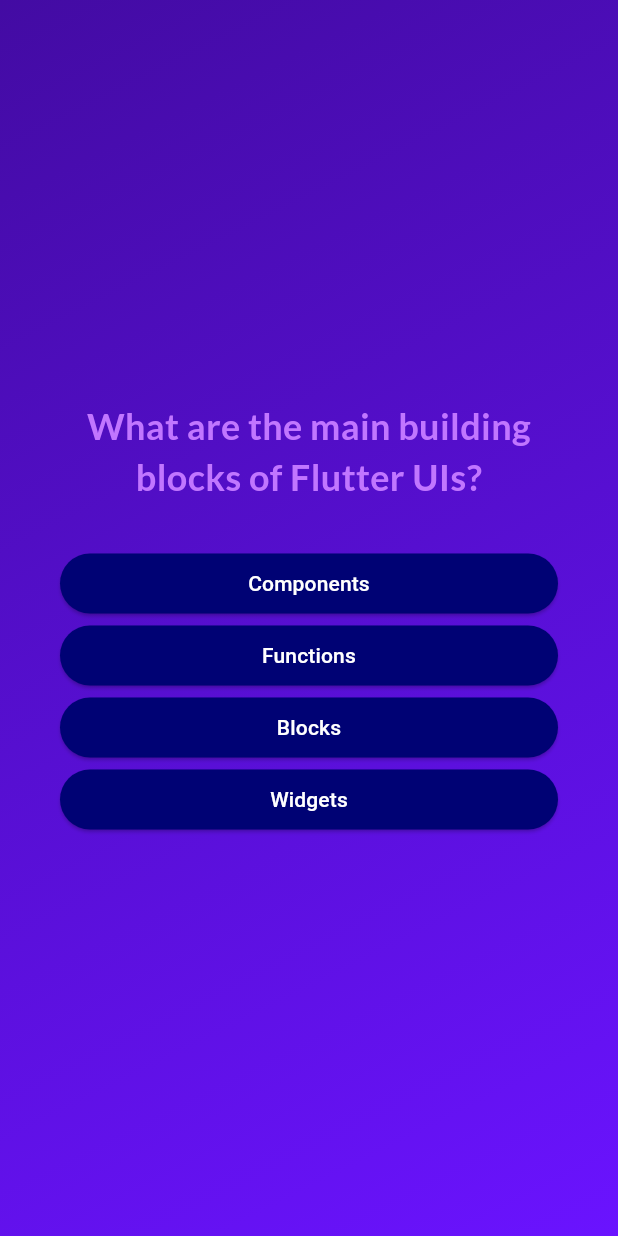
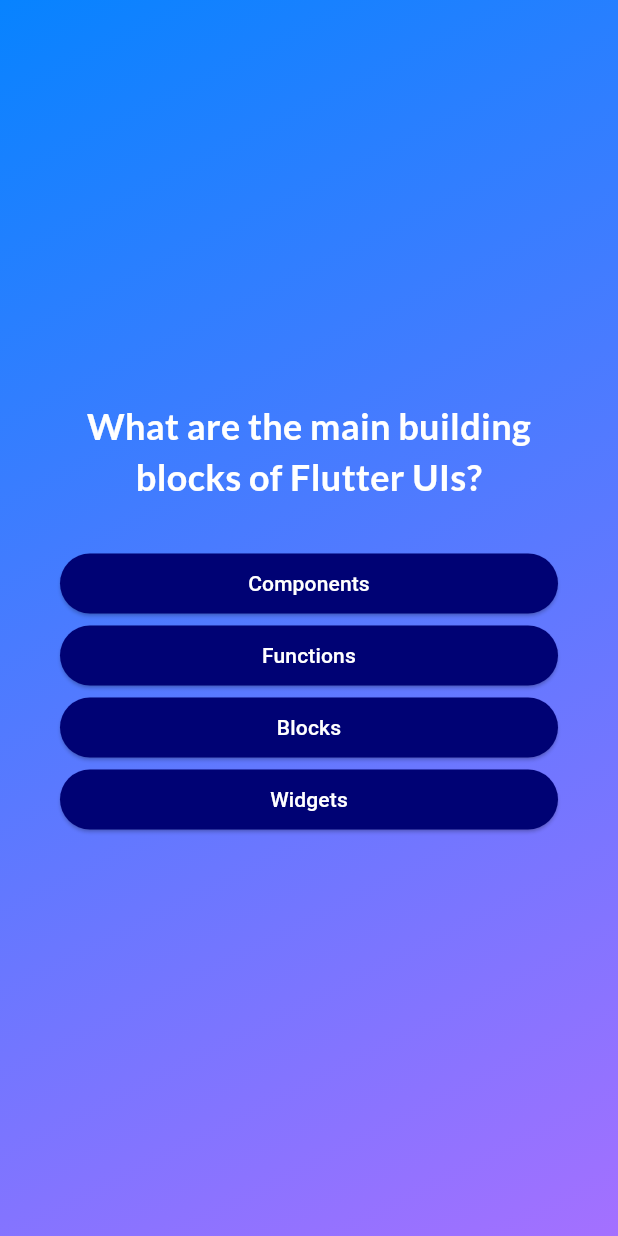
Before and after one commit to Mrhaneul/CSC322-Quiz_App_Upgrade, a Flutter app: the screen it shows after launch, after a tap on "Start Quiz", on a phone screen of 412 x 824 dp. Run offline on Flutter 3.47's test engine with Material 3 defaults, Android fonts, the phone set to English and light mode, and no system bars; our stand-ins replace google_fonts.

Commit message:
First modification commit - Quiz App

```diff
--- a/lib/question_screen.dart
+++ b/lib/question_screen.dart
@@ -22,7 +22,9 @@ class _QuestionsScreenState extends State<QuestionsScreen> {
 
   // Receive the answer the user picked and forward it to the parent via the callback
   void answerQuestion(String selectedAnswer) {
-    widget.onSelectAnswer(selectedAnswer); // pass the real selected answer instead of placeholder
+    widget.onSelectAnswer(
+      selectedAnswer,
+    ); // pass the real selected answer instead of placeholder
     setState(() {
       currentQuestionIndex++; // increment by 1
     });
@@ -43,7 +45,7 @@ class _QuestionsScreenState extends State<QuestionsScreen> {
             Text(
               currentQuestion.text,
               style: GoogleFonts.lato(
-                color: const Color.fromARGB(255, 193, 118, 255),
+                color: Colors.white,
                 fontSize: 24,
                 fontWeight: FontWeight.bold,
               ),
--- a/lib/quiz.dart
+++ b/lib/quiz.dart
@@ -85,8 +85,8 @@ class _QuizState extends State<Quiz> {
           decoration: const BoxDecoration(
             gradient: LinearGradient(
               colors: [
-                const Color.fromARGB(255, 67, 11, 163),
-                const Color.fromARGB(255, 106, 19, 255),
+                Color.fromARGB(255, 7, 131, 255),
+                Color.fromARGB(255, 164, 112, 255),
               ],
               begin: Alignment.topLeft,
               end: Alignment.bottomRight,
```
